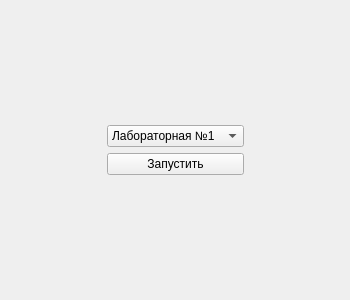
Old version of the form src/MainWindow/MainWindow.ui in the repository ilya-kar/IDCM.
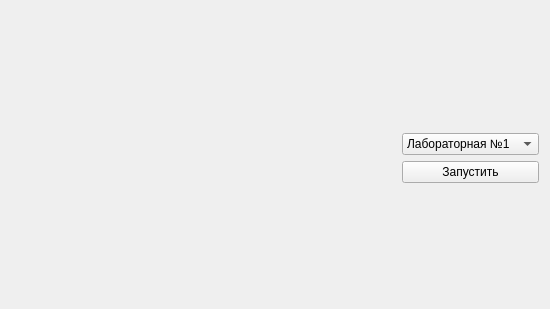
New version of the form.

The edit to the form file:
```diff
--- a/src/MainWindow/MainWindow.ui
+++ b/src/MainWindow/MainWindow.ui
@@ -6,39 +6,26 @@
    <rect>
     <x>0</x>
     <y>0</y>
-    <width>350</width>
-    <height>300</height>
+    <width>550</width>
+    <height>309</height>
    </rect>
   </property>
   <property name="minimumSize">
    <size>
-    <width>350</width>
-    <height>300</height>
+    <width>550</width>
+    <height>309</height>
    </size>
   </property>
   <property name="maximumSize">
    <size>
-    <width>350</width>
-    <height>300</height>
+    <width>550</width>
+    <height>309</height>
    </size>
   </property>
   <property name="windowTitle">
    <string>ИиУВМ</string>
   </property>
-  <layout class="QGridLayout" name="gridLayout" columnstretch="3,4,3">
-   <item row="0" column="1">
-    <spacer name="verticalSpacer">
-     <property name="orientation">
-      <enum>Qt::Orientation::Vertical</enum>
-     </property>
-     <property name="sizeHint" stdset="0">
-      <size>
-       <width>20</width>
-       <height>40</height>
-      </size>
-     </property>
-    </spacer>
-   </item>
+  <layout class="QGridLayout" name="gridLayout" columnstretch="4,0">
    <item row="2" column="1">
     <widget class="QPushButton" name="pushButtonStart">
      <property name="sizePolicy">
@@ -52,6 +39,29 @@
      </property>
     </widget>
    </item>
+   <item row="3" column="1">
+    <spacer name="verticalSpacer_2">
+     <property name="orientation">
+      <enum>Qt::Orientation::Vertical</enum>
+     </property>
+     <property name="sizeHint" stdset="0">
+      <size>
+       <width>20</width>
+       <height>40</height>
+      </size>
+     </property>
+    </spacer>
+   </item>
+   <item row="0" column="0" rowspan="4">
+    <widget class="QLabel" name="labelMovie">
+     <property name="text">
+      <string/>
+     </property>
+     <property name="scaledContents">
+      <bool>false</bool>
+     </property>
+    </widget>
+   </item>
    <item row="1" column="1">
     <widget class="QComboBox" name="comboBoxLabSelect">
      <item>
@@ -61,21 +71,8 @@
      </item>
     </widget>
    </item>
-   <item row="1" column="0">
-    <spacer name="horizontalSpacer">
-     <property name="orientation">
-      <enum>Qt::Orientation::Horizontal</enum>
-     </property>
-     <property name="sizeHint" stdset="0">
-      <size>
-       <width>40</width>
-       <height>20</height>
-      </size>
-     </property>
-    </spacer>
-   </item>
-   <item row="3" column="1">
-    <spacer name="verticalSpacer_2">
+   <item row="0" column="1">
+    <spacer name="verticalSpacer">
      <property name="orientation">
       <enum>Qt::Orientation::Vertical</enum>
      </property>
@@ -87,19 +84,6 @@
      </property>
     </spacer>
    </item>
-   <item row="1" column="2">
-    <spacer name="horizontalSpacer_2">
-     <property name="orientation">
-      <enum>Qt::Orientation::Horizontal</enum>
-     </property>
-     <property name="sizeHint" stdset="0">
-      <size>
-       <width>40</width>
-       <height>20</height>
-      </size>
-     </property>
-    </spacer>
-   </item>
   </layout>
  </widget>
  <resources>
```
